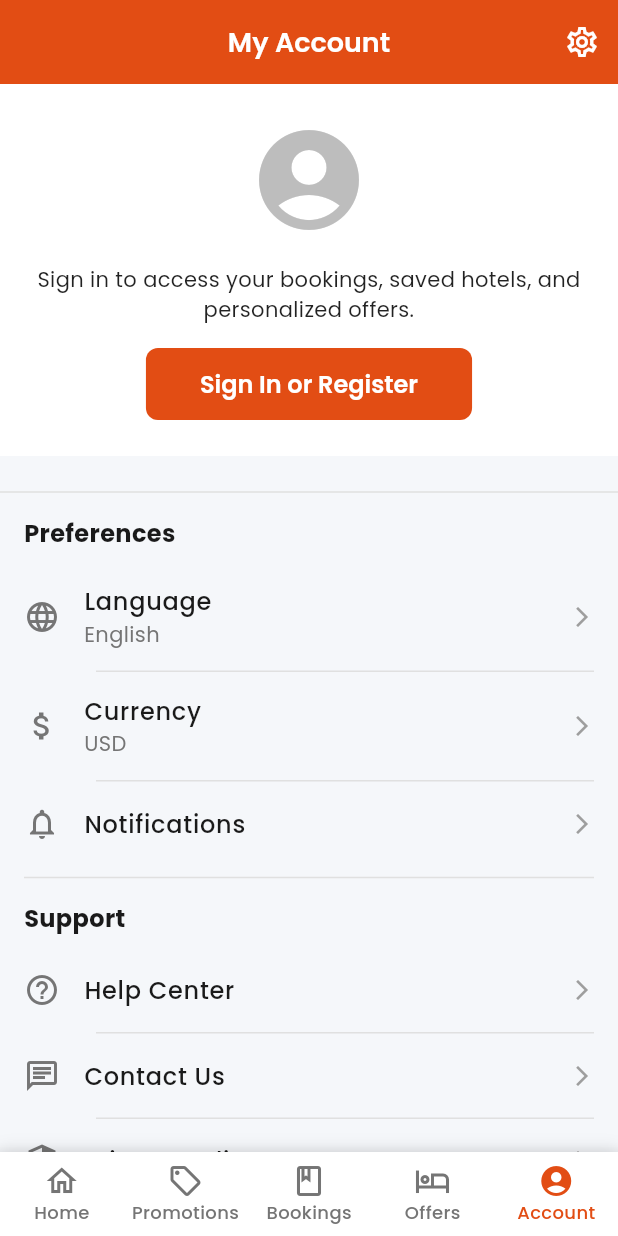
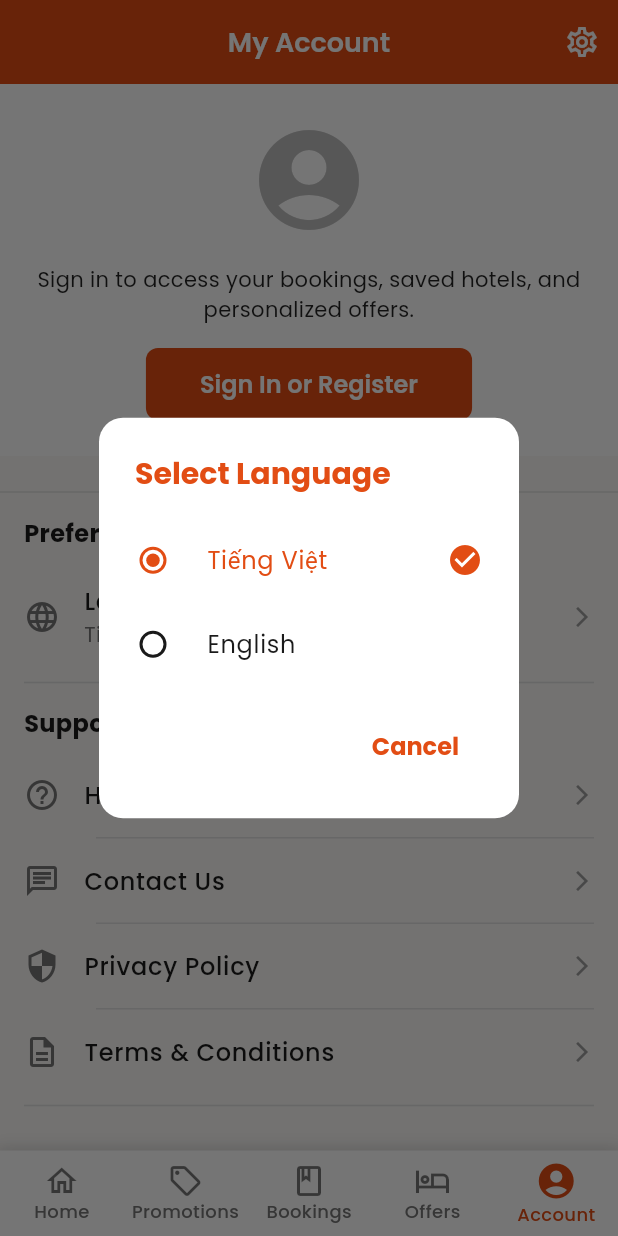
Before and after one commit to KMA-TTCS-Nhom32/hotel_mobile_app, a Flutter app: the screen it shows after launch, item 5 of the bottom bar chosen, after a tap on "Language", on a phone screen of 412 x 824 dp. Run offline on Flutter 3.47's test engine with Material 3 defaults, Android fonts, the light colour scheme and no system bars; our stand-ins replace cached_network_image, carousel_slider, decimal, equatable, flutter_bloc, google_fonts and 1 more; network calls fail.

Commit message:
feat: update account preferences UI

```diff
--- a/lib/core/models/promotion_model.dart
+++ b/lib/core/models/promotion_model.dart
@@ -1,6 +1,5 @@
 import 'package:decimal/decimal.dart';
 import 'base_model.dart';
-import 'room_model.dart';
 import 'booking_model.dart';
 
 // Enums
@@ -101,7 +100,7 @@ class PromotionModel extends BaseModel {
       // Calculate percentage discount (e.g., 20% off)
       final percentageDecimal =
           Decimal.parse(discountValue.toString()) / Decimal.fromInt(100);
-      return originalPrice * percentageDecimal;
+      return originalPrice * Decimal.parse(percentageDecimal.toString());
     } else {
       // Fixed amount discount (e.g., $50 off)
       final discountAmount = Decimal.parse(discountValue.toString());
--- a/lib/core/theme/app_colors.dart
+++ b/lib/core/theme/app_colors.dart
@@ -1,71 +1,79 @@
 import 'package:flutter/material.dart';
 
 class AppColors {
-  // Primary Colors
-  static Color primaryLight = const Color(0xFFE24D14); // Orange (main color)
-  static Color primaryDark = const Color(0xFFFF6B3B); // Lighter orange
+  // Primary Colors - Orange Shades
+  static Color primaryLight = const Color(0xFFE24D14); // Main Orange
+  static Color primaryDark = const Color(0xFFF86F3A); // Lighter Orange
+  static Color primaryVariant = const Color(0xFFB63600); // Darker Orange
 
   static Color onPrimaryLight = const Color(0xFFFFFFFF); // White
   static Color onPrimaryDark = const Color(0xFFFFFFFF); // White
-  // Secondary Colors
-  static Color secondaryLight = const Color(0xFFFFF0EB); // Very light orange
-  static Color secondaryDark = const Color(0xFFB33500); // Dark orange
 
-  static Color onSecondaryLight = const Color(0xFFB33500); // Dark orange
-  static Color onSecondaryDark = const Color(0xFFFFF0EB); // Very light orange
-  // Accent Colors
-  static Color accentLight = const Color(0xFF36A382); // Teal (complementary)
-  static Color accentDark = const Color(0xFF4DCCA8); // Light teal
+  // Secondary Colors - Complementary Green Teal
+  static Color secondaryLight = const Color(0xFF14A89B); // Teal
+  static Color secondaryDark = const Color(0xFF25C9BB); // Lighter Teal
+  static Color secondaryVariant = const Color(0xFFE0F7F5); // Very Light Teal
+
+  static Color onSecondaryLight = const Color(0xFFFFFFFF); // White
+  static Color onSecondaryDark = const Color(0xFFFFFFFF); // White
+
+  // Accent Colors - Analogous Purple
+  static Color accentLight = const Color(0xFF834FAF); // Purple
+  static Color accentDark = const Color(0xFF9B67C9); // Lighter Purple
+  static Color accentVariant = const Color(0xFFF2E8FF); // Very Light Purple
 
   static Color onAccentLight = const Color(0xFFFFFFFF); // White
-  static Color onAccentDark = const Color(0xFF1A1A1A); // Almost black
+  static Color onAccentDark = const Color(0xFFFFFFFF); // White
+
+  // Neutral Colors
+  static Color neutralLight = const Color(0xFF424242); // Dark Gray
+  static Color neutralDark = const Color(0xFF6D6D6D); // Medium Gray
+  static Color neutralVariant = const Color(0xFFE0E0E0); // Light Gray
 
   // Background Colors
-  static Color backgroundLight = const Color(
-    0xFFF5F7FA,
-  ); // Light gray with blue tint
-  static Color backgroundDark = const Color(0xFF121212); // Dark gray
+  static Color backgroundLight = const Color(0xFFFAF8F6); // Warm White
+  static Color backgroundDark = const Color(0xFF1A1A1A); // Almost Black
 
-  static Color onBackgroundLight = const Color(0xFF1A1A1A); // Almost black
-  static Color onBackgroundDark = const Color(0xFFEEEEEE); // Light gray
+  static Color onBackgroundLight = const Color(0xFF1A1A1A); // Almost Black
+  static Color onBackgroundDark = const Color(0xFFF5F5F5); // Off White
 
   // Surface Colors
   static Color surfaceLight = const Color(0xFFFFFFFF); // White
-  static Color surfaceDark = const Color(0xFF1E1E1E); // Dark gray
+  static Color surfaceDark = const Color(0xFF242424); // Dark Gray
 
-  static Color onSurfaceLight = const Color(0xFF1A1A1A); // Almost black
-  static Color onSurfaceDark = const Color(0xFFEEEEEE); // Light gray
+  static Color onSurfaceLight = const Color(0xFF1A1A1A); // Almost Black
+  static Color onSurfaceDark = const Color(0xFFF5F5F5); // Off White
 
   // Error Colors
   static Color errorLight = const Color(0xFFE53935); // Red
-  static Color errorDark = const Color(0xFFEF5350); // Light red
+  static Color errorDark = const Color(0xFFFF6B6B); // Lighter Red
 
   static Color onErrorLight = const Color(0xFFFFFFFF); // White
-  static Color onErrorDark = const Color(0xFF000000); // Black
-
-  // Text Colors
-  static Color textPrimaryLight = const Color(0xFF1A1A1A); // Almost black
-  static Color textPrimaryDark = const Color(0xFFEEEEEE); // Light gray
-
-  static Color textSecondaryLight = const Color(0xFF757575); // Medium gray
-  static Color textSecondaryDark = const Color(0xFFBDBDBD); // Light gray
-
-  static Color textHintLight = const Color(0xFF9E9E9E); // Gray
-  static Color textHintDark = const Color(0xFF757575); // Medium gray
-
-  // Divider Colors
-  static Color dividerLight = const Color(0xFFE0E0E0); // Light gray
-  static Color dividerDark = const Color(0xFF424242); // Dark gray
+  static Color onErrorDark = const Color(0xFFFFFFFF); // White
 
   // Success Colors
   static Color successLight = const Color(0xFF43A047); // Green
-  static Color successDark = const Color(0xFF66BB6A); // Light green
+  static Color successDark = const Color(0xFF6ABF6F); // Lighter Green
 
   // Warning Colors
   static Color warningLight = const Color(0xFFFFA000); // Amber
-  static Color warningDark = const Color(0xFFFFB74D); // Light amber
+  static Color warningDark = const Color(0xFFFFB845); // Lighter Amber
 
   // Info Colors
   static Color infoLight = const Color(0xFF1976D2); // Blue
-  static Color infoDark = const Color(0xFF42A5F5); // Light blue
+  static Color infoDark = const Color(0xFF4C9FEB); // Lighter Blue
+
+  // Text Colors
+  static Color textPrimaryLight = const Color(0xFF1A1A1A); // Almost Black
+  static Color textPrimaryDark = const Color(0xFFF5F5F5); // Off White
+
+  static Color textSecondaryLight = const Color(0xFF757575); // Medium Gray
+  static Color textSecondaryDark = const Color(0xFFBDBDBD); // Light Gray
+
+  static Color textHintLight = const Color(0xFF9E9E9E); // Gray
+  static Color textHintDark = const Color(0xFF757575); // Medium Gray
+
+  // Divider Colors
+  static Color dividerLight = const Color(0xFFE0E0E0); // Light Gray
+  static Color dividerDark = const Color(0xFF424242); // Dark Gray
 }
--- a/lib/core/theme/app_theme.dart
+++ b/lib/core/theme/app_theme.dart
@@ -375,16 +375,20 @@ class AppTheme {
 
   static TabBarTheme get _tabBarTheme {
     return TabBarTheme(
-      labelColor: AppColors.primaryLight,
+      labelColor: AppColors.primaryLight, // Keep this color
       unselectedLabelColor: AppColors.textSecondaryLight,
-      indicator: BoxDecoration(
-        border: Border(
-          bottom: BorderSide(color: AppColors.primaryLight, width: 3),
-        ),
+      labelPadding: const EdgeInsets.symmetric(horizontal: 16, vertical: 8),
+      indicator: UnderlineTabIndicator(
+        borderSide: BorderSide(color: AppColors.primaryLight, width: 3),
+        insets: const EdgeInsets.symmetric(horizontal: 16),
       ),
+      indicatorSize: TabBarIndicatorSize.tab,
       labelStyle: GoogleFonts.poppins(
         fontSize: 14,
         fontWeight: FontWeight.w600,
+        color:
+            AppColors
+                .onPrimaryLight, // This is white, so it will contrast with primaryLight
       ),
       unselectedLabelStyle: GoogleFonts.poppins(
         fontSize: 14,
@@ -395,16 +399,20 @@ class AppTheme {
 
   static TabBarTheme get _tabBarThemeDark {
     return TabBarTheme(
-      labelColor: AppColors.primaryDark,
+      labelColor: AppColors.primaryDark, // Keep this color
       unselectedLabelColor: AppColors.textSecondaryDark,
-      indicator: BoxDecoration(
-        border: Border(
-          bottom: BorderSide(color: AppColors.primaryDark, width: 3),
-        ),
+      labelPadding: const EdgeInsets.symmetric(horizontal: 16, vertical: 8),
+      indicator: UnderlineTabIndicator(
+        borderSide: BorderSide(color: AppColors.primaryDark, width: 3),
+        insets: const EdgeInsets.symmetric(horizontal: 16),
       ),
+      indicatorSize: TabBarIndicatorSize.tab,
       labelStyle: GoogleFonts.poppins(
         fontSize: 14,
         fontWeight: FontWeight.w600,
+        color:
+            AppColors
+                .onPrimaryDark, // This is white, so it will contrast with primaryDark
       ),
       unselectedLabelStyle: GoogleFonts.poppins(
         fontSize: 14,
--- a/lib/features/account/presentation/pages/account_page.dart
+++ b/lib/features/account/presentation/pages/account_page.dart
@@ -2,14 +2,23 @@ import 'package:flutter/material.dart';
 import '../widgets/profile_header.dart';
 import '../widgets/account_menu_item.dart';
 
-class AccountPage extends StatelessWidget {
+class AccountPage extends StatefulWidget {
   const AccountPage({super.key});
 
   @override
+  State<AccountPage> createState() => _AccountPageState();
+}
+
+class _AccountPageState extends State<AccountPage> {
+  // Default language (Vietnamese)
+  String _currentLanguage =
+      'Tiếng Việt'; // This would come from a language provider in a real app
+
+  // In a real app, this would come from user authentication state
+  final bool _isLoggedIn = false;
+
+  @override
   Widget build(BuildContext context) {
-    // In a real app, this would come from user authentication state
-    final bool isLoggedIn = false;
-
     return Scaffold(
       appBar: AppBar(
         title: const Text('My Account'),
@@ -29,7 +38,7 @@ class AccountPage extends StatelessWidget {
           child: Column(
             children: [
               // Profile header
-              isLoggedIn
+              _isLoggedIn
                   ? const ProfileHeader(
                     name: 'John Doe',
                     email: 'john.doe@example.com',
@@ -48,7 +57,7 @@ class AccountPage extends StatelessWidget {
                 child: Column(
                   crossAxisAlignment: CrossAxisAlignment.start,
                   children: [
-                    if (isLoggedIn) ...[
+                    if (_isLoggedIn) ...[
                       _buildAccountSection(context),
                       const Divider(),
                     ],
@@ -57,7 +66,7 @@ class AccountPage extends StatelessWidget {
                     _buildSupportSection(context),
                     const Divider(),
                     const SizedBox(height: 8),
-                    if (isLoggedIn)
+                    if (_isLoggedIn)
                       AccountMenuItem(
                         icon: Icons.logout,
                         title: 'Sign Out',
@@ -67,7 +76,7 @@ class AccountPage extends StatelessWidget {
                         showDivider: false,
                         iconColor: Colors.red,
                       ),
-                    if (!isLoggedIn)
+                    if (!_isLoggedIn)
                       AccountMenuItem(
                         icon: Icons.login,
                         title: 'Sign In',
@@ -188,31 +197,121 @@ class AccountPage extends StatelessWidget {
         AccountMenuItem(
           icon: Icons.language_outlined,
           title: 'Language',
-          subtitle: 'English',
+          subtitle: _currentLanguage,
           onTap: () {
-            // Navigate to language settings
-          },
-          showDivider: true,
-        ),
-        AccountMenuItem(
-          icon: Icons.attach_money,
-          title: 'Currency',
-          subtitle: 'USD',
-          onTap: () {
-            // Navigate to currency settings
-          },
-          showDivider: true,
-        ),
-        AccountMenuItem(
-          icon: Icons.notifications_outlined,
-          title: 'Notifications',
-          onTap: () {
-            // Navigate to notifications settings
+            _showLanguageSelectionDialog(context, _currentLanguage);
           },
           showDivider: false,
         ),
       ],
     );
+  }
+
+  // Show language selection dialog
+  void _showLanguageSelectionDialog(
+    BuildContext context,
+    String currentLanguage,
+  ) {
+    showDialog<String>(
+      context: context,
+      builder: (BuildContext context) {
+        return AlertDialog(
+          title: Text(
+            'Select Language',
+            style: TextStyle(
+              color: Theme.of(context).colorScheme.primary,
+              fontWeight: FontWeight.bold,
+              fontSize: 20,
+            ),
+          ),
+          shape: RoundedRectangleBorder(
+            borderRadius: BorderRadius.circular(16),
+          ),
+          contentPadding: const EdgeInsets.symmetric(vertical: 16),
+          content: Column(
+            mainAxisSize: MainAxisSize.min,
+            children: [
+              // Vietnamese option
+              RadioListTile<String>(
+                title: const Text('Tiếng Việt'),
+                value: 'Tiếng Việt',
+                groupValue: currentLanguage,
+                activeColor: Theme.of(context).colorScheme.primary,
+                onChanged: (value) {
+                  Navigator.pop(context, value);
+                },
+                selected: currentLanguage == 'Tiếng Việt',
+                secondary:
+                    currentLanguage == 'Tiếng Việt'
+                        ? Icon(
+                          Icons.check_circle,
+                          color: Theme.of(context).colorScheme.primary,
+                        )
+                        : null,
+              ),
+              // English option
+              RadioListTile<String>(
+                title: const Text('English'),
+                value: 'English',
+                groupValue: currentLanguage,
+                activeColor: Theme.of(context).colorScheme.primary,
+                onChanged: (value) {
+                  Navigator.pop(context, value);
+                },
+                selected: currentLanguage == 'English',
+                secondary:
+                    currentLanguage == 'English'
+                        ? Icon(
+                          Icons.check_circle,
+                          color: Theme.of(context).colorScheme.primary,
+                        )
+                        : null,
+              ),
+            ],
+          ),
+          actions: [
+            TextButton(
+              onPressed: () {
+                Navigator.pop(context);
+              },
+              child: Text(
+                'Cancel',
+                style: TextStyle(
+                  color: Theme.of(context).colorScheme.primary,
+                  fontWeight: FontWeight.bold,
+                ),
+              ),
+            ),
+          ],
+        );
+      },
+    ).then((selectedLanguage) {
+      if (selectedLanguage != null) {
+        // Update state with the new language
+        setState(() {
+          _currentLanguage = selectedLanguage;
+        });
+
+        // In a real app, this would update app's locale
+        // For example: context.read<LocaleProvider>().setLocale(selectedLanguage == 'English' ? Locale('en') : Locale('vi'))
+
+        // Dismiss any existing snackbars first
+        ScaffoldMessenger.of(context).hideCurrentSnackBar();
+
+        // Show a brief confirmation with the new language
+        ScaffoldMessenger.of(context).showSnackBar(
+          SnackBar(
+            content: Text('Selected language: $selectedLanguage'),
+            duration: const Duration(milliseconds: 800),
+            behavior: SnackBarBehavior.floating,
+            margin: const EdgeInsets.only(bottom: 10, left: 10, right: 10),
+            shape: RoundedRectangleBorder(
+              borderRadius: BorderRadius.circular(8),
+            ),
+          ),
+        );
+      }
+    });
   }
 
   Widget _buildSupportSection(BuildContext context) {
--- a/lib/features/bookings/presentation/pages/bookings_page.dart
+++ b/lib/features/bookings/presentation/pages/bookings_page.dart
@@ -33,6 +33,21 @@ class _BookingsPageState extends State<BookingsPage>
         elevation: 0,
         bottom: TabBar(
           controller: _tabController,
+          labelColor: Colors.white, // White text for selected tab
+          unselectedLabelColor:
+              Theme.of(
+                context,
+              ).textTheme.bodyMedium?.color, // Default text color
+          indicator: BoxDecoration(
+            color:
+                Theme.of(
+                  context,
+                ).colorScheme.primary, // Background color for selected tab
+            borderRadius: BorderRadius.circular(20),
+          ),
+          padding: const EdgeInsets.symmetric(horizontal: 12, vertical: 6),
+          labelPadding: const EdgeInsets.symmetric(horizontal: 12),
+          indicatorSize: TabBarIndicatorSize.tab,
           tabs: const [
             Tab(text: 'Upcoming'),
             Tab(text: 'Ongoing'),
--- a/lib/features/home/presentation/pages/home_page.dart
+++ b/lib/features/home/presentation/pages/home_page.dart
@@ -12,7 +12,7 @@ class HomePage extends StatelessWidget {
   Widget build(BuildContext context) {
     return Scaffold(
       appBar: AppBar(
-        title: const Text('LuxStay'),
+        title: const Text('AHomeVilla'),
         centerTitle: true,
         elevation: 0,
         actions: [
@@ -40,22 +40,25 @@ class HomePage extends StatelessWidget {
             physics: const AlwaysScrollableScrollPhysics(),
             child: Column(
               crossAxisAlignment: CrossAxisAlignment.start,
-              children: const [
+              children: [
                 Padding(
-                  padding: EdgeInsets.all(16.0),
+                  padding: const EdgeInsets.all(16.0),
                   child: Text(
                     'Welcome back, Guest!',
-                    style: TextStyle(fontSize: 20, fontWeight: FontWeight.bold),
+                    style: Theme.of(context).textTheme.titleLarge?.copyWith(
+                      fontWeight: FontWeight.bold,
+                      color: Theme.of(context).colorScheme.primary,
+                    ),
                   ),
                 ),
-                QuickBookingSection(),
-                SizedBox(height: 16),
-                FeaturedHotelsCarousel(),
-                SizedBox(height: 24),
-                PopularDestinationsSection(),
-                SizedBox(height: 24),
-                SpecialOffersSection(),
-                SizedBox(height: 24),
+                const QuickBookingSection(),
+                const SizedBox(height: 16),
+                const FeaturedHotelsCarousel(),
+                const SizedBox(height: 24),
+                const PopularDestinationsSection(),
+                const SizedBox(height: 24),
+                const SpecialOffersSection(),
+                const SizedBox(height: 24),
               ],
             ),
           ),
--- a/lib/features/navigation/presentation/pages/main_navigation_screen.dart
+++ b/lib/features/navigation/presentation/pages/main_navigation_screen.dart
@@ -69,6 +69,15 @@ class _MainNavigationView extends StatelessWidget {
             (index) =>
                 context.read<MainTabCubit>().setTab(MainTab.values[index]),
         type: BottomNavigationBarType.fixed,
+        elevation: 12,
+        selectedIconTheme: IconThemeData(
+          size: 28,
+          color: Theme.of(context).colorScheme.primary,
+        ),
+        unselectedIconTheme: IconThemeData(
+          size: 24,
+          color: Theme.of(context).colorScheme.onSurface.withOpacity(0.6),
+        ),
         items: const [
           BottomNavigationBarItem(
             icon: Icon(Icons.home_outlined),
--- a/lib/main.dart
+++ b/lib/main.dart
@@ -26,7 +26,7 @@ class MyApp extends StatelessWidget {
   @override
   Widget build(BuildContext context) {
     return MaterialApp(
-      title: 'LuxStay Hotel',
+      title: 'AHomeVilla Hotel',
       debugShowCheckedModeBanner: false,
       theme: AppTheme.lightTheme,
       darkTheme: AppTheme.darkTheme,
```
